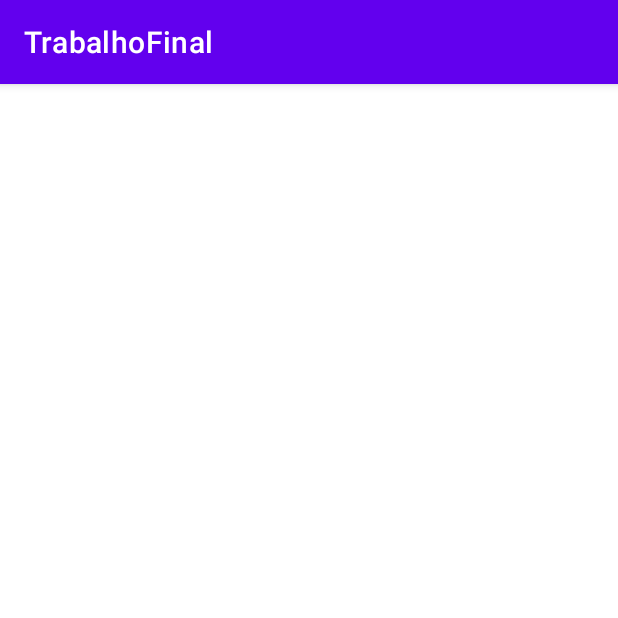
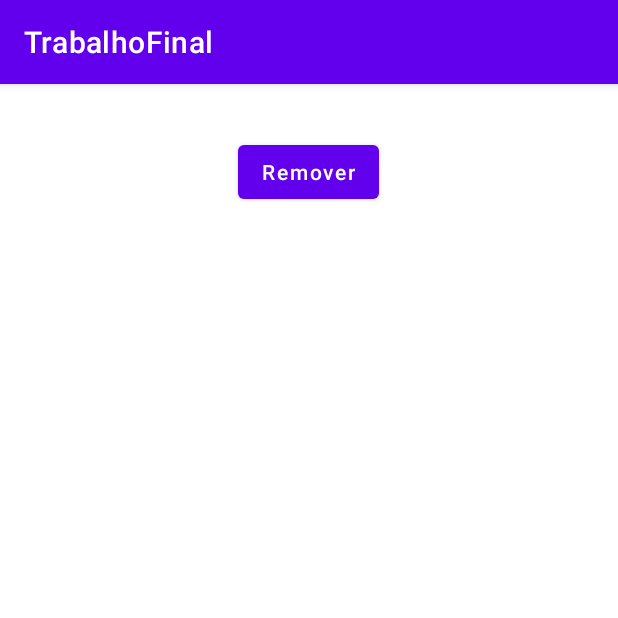
Before and after one commit to rafaalt/TrabalhoFinalAndroid, an Android app: the ReceitaDetailActivity screen opened directly, with no data from a screen before it, on a phone screen of 412 x 824 dp, the top half of it. Run offline under Robolectric (Android 15) with nearby library versions, the phone set to English and light mode, and no system bars; 1 statement that could not run was skipped.

Commit message:
Remoção de uma receita pela lista

```diff
--- a/app/src/main/java/edu/coltec/dupla/rafaelgabriel/trabalhofinal/view/CadastroActivity.java
+++ b/app/src/main/java/edu/coltec/dupla/rafaelgabriel/trabalhofinal/view/CadastroActivity.java
@@ -45,6 +45,7 @@ public class CadastroActivity extends AppCompatActivity {
         btnAdicionar.setOnClickListener(view -> {
             String string = txtIngred.getText().toString();
             String txtAntigo = txtIngredientes.getText().toString();
+            txtIngred.setText("");
             ingredientesAux.add(string);
             txtIngredientes.setText(txtAntigo + string + ", ");
         });
--- a/app/src/main/java/edu/coltec/dupla/rafaelgabriel/trabalhofinal/view/ReceitaAdapter.java
+++ b/app/src/main/java/edu/coltec/dupla/rafaelgabriel/trabalhofinal/view/ReceitaAdapter.java
@@ -63,7 +63,7 @@ public class ReceitaAdapter extends BaseAdapter {
         RatingBar ratingBar = retorno.findViewById(R.id.adapterDificuldade);
 
         nomeReceita.setText(receitaAtual.getNome());
-        autorReceita.setText(receitaAtual.getAutor());
+        autorReceita.setText("Autor: " + receitaAtual.getAutor());
         ratingBar.setRating(receitaAtual.getDificuldade());
 
         return retorno;
--- a/app/src/main/java/edu/coltec/dupla/rafaelgabriel/trabalhofinal/view/ReceitaDetailActivity.java
+++ b/app/src/main/java/edu/coltec/dupla/rafaelgabriel/trabalhofinal/view/ReceitaDetailActivity.java
@@ -4,25 +4,36 @@ import androidx.appcompat.app.AppCompatActivity;
 
 import android.content.Intent;
 import android.os.Bundle;
+import android.widget.Button;
 import android.widget.TextView;
 
 import org.w3c.dom.Text;
 
 import edu.coltec.dupla.rafaelgabriel.trabalhofinal.R;
+import edu.coltec.dupla.rafaelgabriel.trabalhofinal.bll.ReceitaBLL;
+import edu.coltec.dupla.rafaelgabriel.trabalhofinal.dao.AppDB;
 import edu.coltec.dupla.rafaelgabriel.trabalhofinal.dao.Receita;
 
 public class ReceitaDetailActivity extends AppCompatActivity {
 
     @Override
     protected void onCreate(Bundle savedInstanceState) {
+        AppDB appDB = new AppDB(this);
+        ReceitaBLL receitaBLL = new ReceitaBLL(appDB);
+
         super.onCreate(savedInstanceState);
         setContentView(R.layout.activity_receita_detail);
 
         TextView txt = findViewById(R.id.detailTxt);
-
+        Button btnRemover = findViewById(R.id.detailBtnRemover);
         Intent intent = getIntent();
         Receita receita = (Receita) intent.getSerializableExtra("receita");
 
         txt.setText(receita.getNome());
+
+        btnRemover.setOnClickListener(view -> {
+            if(receitaBLL.delete(receita))
+                this.finish();
+        });
     }
 }
--- a/app/src/main/res/layout/activity_receita_detail.xml
+++ b/app/src/main/res/layout/activity_receita_detail.xml
@@ -4,6 +4,7 @@
     xmlns:tools="http://schemas.android.com/tools"
     android:layout_width="match_parent"
     android:layout_height="match_parent"
+    android:orientation="vertical"
     tools:context=".view.ReceitaDetailActivity">
 
     <TextView
@@ -11,5 +12,11 @@
         android:layout_height="wrap_content"
         android:textSize="25dp"
         android:id="@+id/detailTxt"/>
-
+    <Button
+        android:layout_width="wrap_content"
+        android:layout_height="wrap_content"
+        android:text="Remover"
+        android:layout_gravity="center"
+        android:textAllCaps="false"
+        android:id="@+id/detailBtnRemover"/>
 </LinearLayout>
```
Also changed, not shown: app/src/main/java/edu/coltec/dupla/rafaelgabriel/trabalhofinal/bll/ReceitaBLL.java (+9 -3 lines), app/src/main/java/edu/coltec/dupla/rafaelgabriel/trabalhofinal/dao/ReceitaDAO.java (+18 -0 lines).
